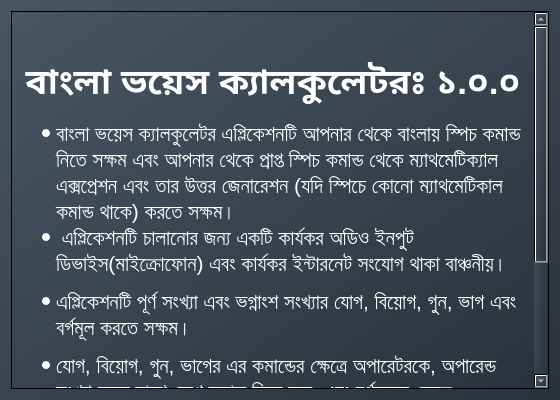
First picture: the form in src/main/resources/base/ui/help.ui, repository wskoly/Bangla_Voice_Calculator, before the edit.
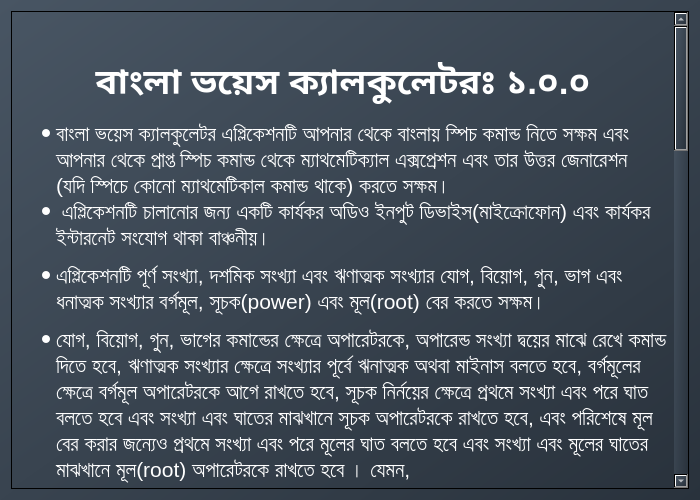
Second picture: the form after the edit. Icons and pictures are not drawn.

The edit to the form file:
```diff
--- a/src/main/resources/base/ui/help.ui
+++ b/src/main/resources/base/ui/help.ui
@@ -6,8 +6,8 @@
    <rect>
     <x>0</x>
     <y>0</y>
-    <width>560</width>
-    <height>400</height>
+    <width>700</width>
+    <height>500</height>
    </rect>
   </property>
   <property name="minimumSize">
@@ -36,6 +36,10 @@
     <layout class="QVBoxLayout" name="verticalLayout">
      <item>
       <widget class="QTextBrowser" name="textBrowser">
+       <property name="font">
+        <font>
+        </font>
+       </property>
        <property name="markdown">
         <string>![image](:/Resources/SpeechCalLogo.png)  
 
@@ -58,15 +62,73 @@
         <string>&lt;!DOCTYPE HTML PUBLIC &quot;-//W3C//DTD HTML 4.0//EN&quot; &quot;http://www.w3.org/TR/REC-html40/strict.dtd&quot;&gt;
 &lt;html&gt;&lt;head&gt;&lt;meta name=&quot;qrichtext&quot; content=&quot;1&quot; /&gt;&lt;style type=&quot;text/css&quot;&gt;
 p, li { white-space: pre-wrap; }
-&lt;/style&gt;&lt;/head&gt;&lt;body style=&quot; font-family:'MS Shell Dlg 2'; font-size:8.25pt; font-weight:400; font-style:normal;&quot;&gt;
-&lt;p align=&quot;center&quot; style=&quot; margin-top:5px; margin-bottom:5px; margin-left:0px; margin-right:0px; -qt-block-indent:0; text-indent:0px;&quot;&gt;&lt;img src=&quot;:/Resources/SpeechCalLogo.png&quot; alt=&quot;image&quot; width=&quot;150&quot; height=&quot;150&quot; /&gt;&lt;span style=&quot; font-size:26pt;&quot;&gt;  &lt;/span&gt;&lt;/p&gt;
-&lt;p align=&quot;center&quot; style=&quot; margin-top:5px; margin-bottom:5px; margin-left:0px; margin-right:0px; -qt-block-indent:0; text-indent:0px;&quot;&gt;&lt;span style=&quot; font-size:26pt; font-weight:600;&quot;&gt;বাংলা ভয়েস ক্যালকুলেটরঃ ১.০.০&lt;/span&gt;&lt;/p&gt;
-&lt;ul style=&quot;margin-top: 0px; margin-bottom: 0px; margin-left: 0px; margin-right: 0px; -qt-list-indent: 1;&quot;&gt;&lt;li style=&quot; font-size:16pt; font-weight:600;&quot; style=&quot; margin-top:12px; margin-bottom:0px; margin-left:0px; margin-right:0px; -qt-block-indent:0; text-indent:0px;&quot;&gt;&lt;span style=&quot; font-weight:400;&quot;&gt;বাংলা ভয়েস ক্যালকুলেটর এপ্লিকেশনটি আপনার থেকে বাংলায় স্পিচ কমান্ড নিতে সক্ষম এবং আপনার থেকে প্রাপ্ত স্পিচ কমান্ড থেকে ম্যাথমেটিক্যাল এক্সপ্রেশন এবং তার উত্তর জেনারেশন (যদি স্পিচে কোনো ম্যাথমেটিকাল কমান্ড থাকে) করতে সক্ষম।&lt;/span&gt;&lt;/li&gt;
-&lt;li style=&quot; font-size:16pt;&quot; style=&quot; margin-top:0px; margin-bottom:12px; margin-left:0px; margin-right:0px; -qt-block-indent:0; text-indent:0px;&quot;&gt; এপ্লিকেশনটি চালানোর জন্য একটি কার্যকর অডিও ইনপুট ডিভাইস(মাইক্রোফোন) এবং কার্যকর ইন্টারনেট সংযোগ থাকা বাঞ্চনীয়।&lt;/li&gt;
-&lt;li style=&quot; font-size:16pt;&quot; style=&quot; margin-top:0px; margin-bottom:12px; margin-left:0px; margin-right:0px; -qt-block-indent:0; text-indent:0px;&quot;&gt;এপ্লিকেশনটি পূর্ণ সংখ্যা এবং ভগ্নাংশ সংখ্যার যোগ, বিয়োগ, গুন, ভাগ এবং বর্গমূল করতে সক্ষম।&lt;/li&gt;
-&lt;li style=&quot; font-size:16pt;&quot; style=&quot; margin-top:0px; margin-bottom:12px; margin-left:0px; margin-right:0px; -qt-block-indent:0; text-indent:0px;&quot;&gt;যোগ, বিয়োগ, গুন, ভাগের এর কমান্ডের ক্ষেত্রে অপারেটরকে, অপারেন্ড সংখ্যা দ্বয়ের মাঝে রেখে কমান্ড দিতে হবে, এবং বর্গমূলের ক্ষেত্রে অপারেটরকে আগে রাখতে হবে।&lt;/li&gt;
-&lt;li style=&quot; font-size:16pt;&quot; style=&quot; margin-top:0px; margin-bottom:12px; margin-left:0px; margin-right:0px; -qt-block-indent:0; text-indent:0px;&quot;&gt;এপ্লিকেশনটির সেটিংস এ ফলাফল বাংলায় এবং ইংলিশে উভয় ভাবে দেখারই অপশন রয়েছে।&lt;/li&gt;
-&lt;li style=&quot; font-size:16pt;&quot; style=&quot; margin-top:0px; margin-bottom:12px; margin-left:0px; margin-right:0px; -qt-block-indent:0; text-indent:0px;&quot;&gt;এছাড়াও সেটিংস এ ফ্রেজ টাইম লিমিট নির্ধারন করে দেওয়ার অপশন রয়েছে।&lt;/li&gt;&lt;/ul&gt;&lt;/body&gt;&lt;/html&gt;</string>
+&lt;/style&gt;&lt;/head&gt;&lt;body style=&quot; font-weight:600; font-style:normal;&quot;&gt;
+&lt;p align=&quot;center&quot; style=&quot; margin-top:5px; margin-bottom:5px; margin-left:0px; margin-right:0px; -qt-block-indent:0; text-indent:0px;&quot;&gt;&lt;img src=&quot;:/Resources/SpeechCalLogo.png&quot; alt=&quot;image&quot; width=&quot;150&quot; height=&quot;150&quot; /&gt;&lt;span style=&quot;  font-size:26pt; font-weight:400;&quot;&gt;  &lt;/span&gt;&lt;/p&gt;
+&lt;p align=&quot;center&quot; style=&quot; margin-top:5px; margin-bottom:5px; margin-left:0px; margin-right:0px; -qt-block-indent:0; text-indent:0px;&quot;&gt;&lt;span style=&quot;  font-size:26pt;&quot;&gt;বাংলা ভয়েস ক্যালকুলেটরঃ ১.০.০&lt;/span&gt;&lt;/p&gt;
+&lt;ul style=&quot;margin-top: 0px; margin-bottom: 0px; margin-left: 0px; margin-right: 0px; -qt-list-indent: 1;&quot;&gt;&lt;li style=&quot;  font-size:16pt;&quot; style=&quot; margin-top:12px; margin-bottom:0px; margin-left:0px; margin-right:0px; -qt-block-indent:0; text-indent:0px;&quot;&gt;&lt;span style=&quot; font-weight:400;&quot;&gt;বাংলা ভয়েস ক্যালকুলেটর এপ্লিকেশনটি আপনার থেকে বাংলায় স্পিচ কমান্ড নিতে সক্ষম এবং আপনার থেকে প্রাপ্ত স্পিচ কমান্ড থেকে ম্যাথমেটিক্যাল এক্সপ্রেশন এবং তার উত্তর জেনারেশন (যদি স্পিচে কোনো ম্যাথমেটিকাল কমান্ড থাকে) করতে সক্ষম।&lt;/span&gt;&lt;/li&gt;
+&lt;li style=&quot;  font-size:16pt; font-weight:400;&quot; style=&quot; margin-top:0px; margin-bottom:12px; margin-left:0px; margin-right:0px; -qt-block-indent:0; text-indent:0px;&quot;&gt; এপ্লিকেশনটি চালানোর জন্য একটি কার্যকর অডিও ইনপুট ডিভাইস(মাইক্রোফোন) এবং কার্যকর ইন্টারনেট সংযোগ থাকা বাঞ্চনীয়।&lt;/li&gt;
+&lt;li style=&quot;  font-size:16pt; font-weight:400;&quot; style=&quot; margin-top:0px; margin-bottom:12px; margin-left:0px; margin-right:0px; -qt-block-indent:0; text-indent:0px;&quot;&gt;এপ্লিকেশনটি পূর্ণ সংখ্যা, দশমিক সংখ্যা এবং ঋণাত্মক সংখ্যার যোগ, বিয়োগ, গুন, ভাগ এবং ধনাত্মক সংখ্যার বর্গমূল, সূচক(power) এবং মূল(root) বের করতে সক্ষম।&lt;/li&gt;
+&lt;li style=&quot;  font-size:16pt; font-weight:400;&quot; style=&quot; margin-top:0px; margin-bottom:12px; margin-left:0px; margin-right:0px; -qt-block-indent:0; text-indent:0px;&quot;&gt;যোগ, বিয়োগ, গুন, ভাগের কমান্ডের ক্ষেত্রে অপারেটরকে, অপারেন্ড সংখ্যা দ্বয়ের মাঝে রেখে কমান্ড দিতে হবে, ঋণাত্মক সংখ্যার ক্ষেত্রে সংখ্যার পূর্বে ঋনাত্মক অথবা মাইনাস বলতে হবে, বর্গমূলের ক্ষেত্রে বর্গমূল অপারেটরকে আগে রাখতে হবে, সূচক নির্নয়ের ক্ষেত্রে প্রথমে সংখ্যা এবং পরে ঘাত বলতে হবে এবং সংখ্যা এবং ঘাতের মাঝখানে সূচক অপারেটরকে রাখতে হবে, এবং পরিশেষে মূল বের করার জন্যেও প্রথমে সংখ্যা এবং পরে মূলের ঘাত বলতে হবে এবং সংখ্যা এবং মূলের ঘাতের মাঝখানে মূল(root) অপারেটরকে রাখতে হবে । যেমন,&lt;/li&gt;
+&lt;ul style=&quot;margin-top: 0px; margin-bottom: 0px; margin-left: 0px; margin-right: 0px; -qt-list-indent: 2;&quot;&gt;&lt;li style=&quot;  font-size:14pt; font-weight:400;&quot; style=&quot; margin-top:0px; margin-bottom:12px; margin-left:10px; margin-right:0px; -qt-block-indent:0; text-indent:0px;&quot;&gt;&lt;span style=&quot; color:#ffff00;&quot;&gt;এক হাজার কুড়ি&lt;/span&gt; এর সাথে &lt;span style=&quot; color:#00ffff;&quot;&gt;যোগ&lt;/span&gt; করো &lt;span style=&quot; color:#ffff00;&quot;&gt;বারো&lt;/span&gt; এর সাথে &lt;span style=&quot; color:#00ffff;&quot;&gt;বিয়োগ&lt;/span&gt; করো &lt;span style=&quot; color:#ffff00;&quot;&gt;তিন &lt;/span&gt;&lt;span style=&quot; color:#aaff00;&quot;&gt;≡ ১০২০ + ১২ - ৩&lt;/span&gt;&lt;span style=&quot; font-size:16pt;&quot;&gt;	&lt;/span&gt;&lt;/li&gt;
+&lt;li style=&quot;  font-size:14pt; font-weight:400;&quot; style=&quot; margin-top:0px; margin-bottom:12px; margin-left:10px; margin-right:0px; -qt-block-indent:0; text-indent:0px;&quot;&gt;&lt;span style=&quot; color:#ffff00;&quot;&gt;এক দুই ছয়&lt;/span&gt; &lt;span style=&quot; color:#00ffff;&quot;&gt;বিয়োগ&lt;/span&gt; &lt;span style=&quot; color:#ffff00;&quot;&gt;সাত আট নয় &lt;/span&gt;&lt;span style=&quot; color:#aaff00;&quot;&gt;≡ ১২৬ - ৭৮৯&lt;/span&gt;&lt;span style=&quot; font-size:16pt;&quot;&gt;	&lt;/span&gt;&lt;/li&gt;
+&lt;li style=&quot;  font-size:14pt; font-weight:400;&quot; style=&quot; margin-top:0px; margin-bottom:12px; margin-left:10px; margin-right:0px; -qt-block-indent:0; text-indent:0px;&quot;&gt;&lt;span style=&quot; color:#00ffff;&quot;&gt;বর্গমূল&lt;/span&gt; &lt;span style=&quot; color:#ffff00;&quot;&gt;১০৭ &lt;/span&gt;&lt;span style=&quot; color:#aaff00;&quot;&gt;≡ √১০৭&lt;/span&gt;&lt;span style=&quot; font-size:16pt;&quot;&gt;	&lt;/span&gt;&lt;/li&gt;
+&lt;li style=&quot;  font-size:14pt; font-weight:400;&quot; style=&quot; margin-top:0px; margin-bottom:12px; margin-left:10px; margin-right:0px; -qt-block-indent:0; text-indent:0px;&quot;&gt;&lt;span style=&quot; color:#ffff00;&quot;&gt;এক শত সাত দশমিক তিন চার&lt;/span&gt; &lt;span style=&quot; color:#00ffff;&quot;&gt;যোগ&lt;/span&gt; &lt;span style=&quot; color:#00ff00;&quot;&gt;ঋণাত্মক&lt;/span&gt; &lt;span style=&quot; color:#ffff00;&quot;&gt;দশমিক তিন চার &lt;/span&gt;&lt;span style=&quot; color:#aaff00;&quot;&gt;≡ ১০৭.৩৪ + -০.৩৪&lt;/span&gt;&lt;/li&gt;
+&lt;li style=&quot;  font-size:14pt; font-weight:400; color:#ffff00;&quot; style=&quot; margin-top:0px; margin-bottom:12px; margin-left:10px; margin-right:0px; -qt-block-indent:0; text-indent:0px;&quot;&gt;২ &lt;span style=&quot; color:#00ffff;&quot;&gt;পাওয়ার&lt;/span&gt; সাত &lt;span style=&quot; color:#aaff00;&quot;&gt;≡ ২^৭&lt;/span&gt;&lt;/li&gt;
+&lt;li style=&quot;  font-size:14pt; font-weight:400; color:#ffff00;&quot; style=&quot; margin-top:0px; margin-bottom:12px; margin-left:10px; margin-right:0px; -qt-block-indent:0; text-indent:0px;&quot;&gt; ২ &lt;span style=&quot; color:#00ffff;&quot;&gt;সূচক&lt;/span&gt; সাত &lt;span style=&quot; color:#aaff00;&quot;&gt;≡ ২^৭&lt;/span&gt;&lt;/li&gt;
+&lt;li style=&quot;  font-size:14pt; font-weight:400; color:#ffff00;&quot; style=&quot; margin-top:0px; margin-bottom:12px; margin-left:10px; margin-right:0px; -qt-block-indent:0; text-indent:0px;&quot;&gt;৫ শ ১২ &lt;span style=&quot; color:#00ffff;&quot;&gt;মূল&lt;/span&gt; ৩ &lt;span style=&quot; color:#aaff00;&quot;&gt;≡ ৫১২^(১/৩)&lt;/span&gt;&lt;/li&gt;
+&lt;li style=&quot;  font-size:14pt; font-weight:400; color:#ffff00;&quot; style=&quot; margin-top:0px; margin-bottom:12px; margin-left:10px; margin-right:0px; -qt-block-indent:0; text-indent:0px;&quot;&gt;৬৪ &lt;span style=&quot; color:#00ffff;&quot;&gt;রুট&lt;/span&gt; ৩  &lt;span style=&quot; color:#aaff00;&quot;&gt;≡ ৬৪^(১/৩)&lt;/span&gt;&lt;/li&gt;&lt;/ul&gt;
+&lt;ul style=&quot;margin-top: 0px; margin-bottom: 0px; margin-left: 0px; margin-right: 0px; -qt-list-indent: 1;&quot;&gt;&lt;li style=&quot;  font-size:16pt; font-weight:400;&quot; style=&quot; margin-top:0px; margin-bottom:12px; margin-left:0px; margin-right:0px; -qt-block-indent:0; text-indent:0px;&quot;&gt;অপারেটর কমান্ডগুলি নিম্নরূপঃ&lt;/li&gt;&lt;/ul&gt;
+&lt;table border=&quot;0&quot; style=&quot; margin-top:0px; margin-bottom:0px; margin-left:317px; margin-right:37px; border-collapse:collapse;&quot; cellspacing=&quot;2&quot; cellpadding=&quot;0&quot;&gt;
+&lt;tr&gt;
+&lt;td style=&quot; padding-left:8; padding-right:8; padding-top:8; padding-bottom:8; border-top:1px; border-right:1px; border-bottom:1px; border-left:1px; border-top-color:#dddddd; border-right-color:#dddddd; border-bottom-color:#dddddd; border-left-color:#dddddd; border-top-style:solid; border-right-style:solid; border-bottom-style:solid; border-left-style:solid;&quot;&gt;
+&lt;p style=&quot; margin-top:0px; margin-bottom:0px; margin-left:0px; margin-right:0px; -qt-block-indent:0; text-indent:0px;&quot;&gt;&lt;span style=&quot;  font-size:16pt;&quot;&gt;অপারেটর&lt;/span&gt;&lt;span style=&quot;  font-size:16pt; font-weight:400;&quot;&gt;    &lt;/span&gt;&lt;/p&gt;&lt;/td&gt;
+&lt;td style=&quot; padding-left:8; padding-right:8; padding-top:8; padding-bottom:8; border-top:1px; border-right:1px; border-bottom:1px; border-left:1px; border-top-color:#dddddd; border-right-color:#dddddd; border-bottom-color:#dddddd; border-left-color:#dddddd; border-top-style:solid; border-right-style:solid; border-bottom-style:solid; border-left-style:solid;&quot;&gt;
+&lt;p style=&quot; margin-top:0px; margin-bottom:0px; margin-left:0px; margin-right:0px; -qt-block-indent:0; text-indent:0px;&quot;&gt;&lt;span style=&quot;  font-size:16pt;&quot;&gt;সমতূল্য কমান্ড&lt;/span&gt;&lt;span style=&quot;  font-size:16pt; font-weight:400;&quot;&gt;    &lt;/span&gt;&lt;/p&gt;&lt;/td&gt;&lt;/tr&gt;
+&lt;tr&gt;
+&lt;td style=&quot; padding-left:8; padding-right:8; padding-top:8; padding-bottom:8; border-top:1px; border-right:1px; border-bottom:1px; border-left:1px; border-top-color:#dddddd; border-right-color:#dddddd; border-bottom-color:#dddddd; border-left-color:#dddddd; border-top-style:solid; border-right-style:solid; border-bottom-style:solid; border-left-style:solid;&quot;&gt;
+&lt;p style=&quot; margin-top:0px; margin-bottom:0px; margin-left:0px; margin-right:0px; -qt-block-indent:0; text-indent:0px;&quot;&gt;&lt;span style=&quot;  font-size:16pt; font-weight:400;&quot;&gt;+    &lt;/span&gt;&lt;/p&gt;&lt;/td&gt;
+&lt;td style=&quot; padding-left:8; padding-right:8; padding-top:8; padding-bottom:8; border-top:1px; border-right:1px; border-bottom:1px; border-left:1px; border-top-color:#dddddd; border-right-color:#dddddd; border-bottom-color:#dddddd; border-left-color:#dddddd; border-top-style:solid; border-right-style:solid; border-bottom-style:solid; border-left-style:solid;&quot;&gt;
+&lt;p style=&quot; margin-top:0px; margin-bottom:0px; margin-left:0px; margin-right:0px; -qt-block-indent:0; text-indent:0px;&quot;&gt;&lt;span style=&quot;  font-size:16pt; font-weight:400;&quot;&gt;যোগ, প্লাস    &lt;/span&gt;&lt;/p&gt;&lt;/td&gt;&lt;/tr&gt;
+&lt;tr&gt;
+&lt;td style=&quot; padding-left:8; padding-right:8; padding-top:8; padding-bottom:8; border-top:1px; border-right:1px; border-bottom:1px; border-left:1px; border-top-color:#dddddd; border-right-color:#dddddd; border-bottom-color:#dddddd; border-left-color:#dddddd; border-top-style:solid; border-right-style:solid; border-bottom-style:solid; border-left-style:solid;&quot;&gt;
+&lt;p style=&quot; margin-top:0px; margin-bottom:0px; margin-left:0px; margin-right:0px; -qt-block-indent:0; text-indent:0px;&quot;&gt;&lt;span style=&quot;  font-size:16pt; font-weight:400;&quot;&gt;-    &lt;/span&gt;&lt;/p&gt;&lt;/td&gt;
+&lt;td style=&quot; padding-left:8; padding-right:8; padding-top:8; padding-bottom:8; border-top:1px; border-right:1px; border-bottom:1px; border-left:1px; border-top-color:#dddddd; border-right-color:#dddddd; border-bottom-color:#dddddd; border-left-color:#dddddd; border-top-style:solid; border-right-style:solid; border-bottom-style:solid; border-left-style:solid;&quot;&gt;
+&lt;p style=&quot; margin-top:0px; margin-bottom:0px; margin-left:0px; margin-right:0px; -qt-block-indent:0; text-indent:0px;&quot;&gt;&lt;span style=&quot;  font-size:16pt; font-weight:400;&quot;&gt;বিয়োগ, মাইনাস, ঋনাত্মক    &lt;/span&gt;&lt;/p&gt;&lt;/td&gt;&lt;/tr&gt;
+&lt;tr&gt;
+&lt;td style=&quot; padding-left:8; padding-right:8; padding-top:8; padding-bottom:8; border-top:1px; border-right:1px; border-bottom:1px; border-left:1px; border-top-color:#dddddd; border-right-color:#dddddd; border-bottom-color:#dddddd; border-left-color:#dddddd; border-top-style:solid; border-right-style:solid; border-bottom-style:solid; border-left-style:solid;&quot;&gt;
+&lt;p style=&quot; margin-top:0px; margin-bottom:0px; margin-left:0px; margin-right:0px; -qt-block-indent:0; text-indent:0px;&quot;&gt;&lt;span style=&quot;  font-size:16pt; font-weight:400;&quot;&gt;×    &lt;/span&gt;&lt;/p&gt;&lt;/td&gt;
+&lt;td style=&quot; padding-left:8; padding-right:8; padding-top:8; padding-bottom:8; border-top:1px; border-right:1px; border-bottom:1px; border-left:1px; border-top-color:#dddddd; border-right-color:#dddddd; border-bottom-color:#dddddd; border-left-color:#dddddd; border-top-style:solid; border-right-style:solid; border-bottom-style:solid; border-left-style:solid;&quot;&gt;
+&lt;p style=&quot; margin-top:0px; margin-bottom:0px; margin-left:0px; margin-right:0px; -qt-block-indent:0; text-indent:0px;&quot;&gt;&lt;span style=&quot;  font-size:16pt; font-weight:400;&quot;&gt;গুন, ইনটু    &lt;/span&gt;&lt;/p&gt;&lt;/td&gt;&lt;/tr&gt;
+&lt;tr&gt;
+&lt;td style=&quot; padding-left:8; padding-right:8; padding-top:8; padding-bottom:8; border-top:1px; border-right:1px; border-bottom:1px; border-left:1px; border-top-color:#dddddd; border-right-color:#dddddd; border-bottom-color:#dddddd; border-left-color:#dddddd; border-top-style:solid; border-right-style:solid; border-bottom-style:solid; border-left-style:solid;&quot;&gt;
+&lt;p style=&quot; margin-top:0px; margin-bottom:0px; margin-left:0px; margin-right:0px; -qt-block-indent:0; text-indent:0px;&quot;&gt;&lt;span style=&quot;  font-size:16pt; font-weight:400;&quot;&gt;÷    &lt;/span&gt;&lt;/p&gt;&lt;/td&gt;
+&lt;td style=&quot; padding-left:8; padding-right:8; padding-top:8; padding-bottom:8; border-top:1px; border-right:1px; border-bottom:1px; border-left:1px; border-top-color:#dddddd; border-right-color:#dddddd; border-bottom-color:#dddddd; border-left-color:#dddddd; border-top-style:solid; border-right-style:solid; border-bottom-style:solid; border-left-style:solid;&quot;&gt;
+&lt;p style=&quot; margin-top:0px; margin-bottom:0px; margin-left:0px; margin-right:0px; -qt-block-indent:0; text-indent:0px;&quot;&gt;&lt;span style=&quot;  font-size:16pt; font-weight:400;&quot;&gt;ভাগ    &lt;/span&gt;&lt;/p&gt;&lt;/td&gt;&lt;/tr&gt;
+&lt;tr&gt;
+&lt;td style=&quot; padding-left:8; padding-right:8; padding-top:8; padding-bottom:8; border-top:1px; border-right:1px; border-bottom:1px; border-left:1px; border-top-color:#dddddd; border-right-color:#dddddd; border-bottom-color:#dddddd; border-left-color:#dddddd; border-top-style:solid; border-right-style:solid; border-bottom-style:solid; border-left-style:solid;&quot;&gt;
+&lt;p style=&quot; margin-top:0px; margin-bottom:0px; margin-left:0px; margin-right:0px; -qt-block-indent:0; text-indent:0px;&quot;&gt;&lt;span style=&quot;  font-size:16pt; font-weight:400;&quot;&gt;√    &lt;/span&gt;&lt;/p&gt;&lt;/td&gt;
+&lt;td style=&quot; padding-left:8; padding-right:8; padding-top:8; padding-bottom:8; border-top:1px; border-right:1px; border-bottom:1px; border-left:1px; border-top-color:#dddddd; border-right-color:#dddddd; border-bottom-color:#dddddd; border-left-color:#dddddd; border-top-style:solid; border-right-style:solid; border-bottom-style:solid; border-left-style:solid;&quot;&gt;
+&lt;p style=&quot; margin-top:0px; margin-bottom:0px; margin-left:0px; margin-right:0px; -qt-block-indent:0; text-indent:0px;&quot;&gt;&lt;span style=&quot;  font-size:16pt; font-weight:400;&quot;&gt;বর্গমূল    &lt;/span&gt;&lt;/p&gt;&lt;/td&gt;&lt;/tr&gt;
+&lt;tr&gt;
+&lt;td style=&quot; padding-left:8; padding-right:8; padding-top:8; padding-bottom:8; border-top:1px; border-right:1px; border-bottom:1px; border-left:1px; border-top-color:#dddddd; border-right-color:#dddddd; border-bottom-color:#dddddd; border-left-color:#dddddd; border-top-style:solid; border-right-style:solid; border-bottom-style:solid; border-left-style:solid;&quot;&gt;
+&lt;p style=&quot; margin-top:0px; margin-bottom:0px; margin-left:0px; margin-right:0px; -qt-block-indent:0; text-indent:0px;&quot;&gt;&lt;span style=&quot;  font-size:16pt; font-weight:400;&quot;&gt;সূচক    &lt;/span&gt;&lt;/p&gt;&lt;/td&gt;
+&lt;td style=&quot; padding-left:8; padding-right:8; padding-top:8; padding-bottom:8; border-top:1px; border-right:1px; border-bottom:1px; border-left:1px; border-top-color:#dddddd; border-right-color:#dddddd; border-bottom-color:#dddddd; border-left-color:#dddddd; border-top-style:solid; border-right-style:solid; border-bottom-style:solid; border-left-style:solid;&quot;&gt;
+&lt;p style=&quot; margin-top:0px; margin-bottom:0px; margin-left:0px; margin-right:0px; -qt-block-indent:0; text-indent:0px;&quot;&gt;&lt;span style=&quot;  font-size:16pt; font-weight:400;&quot;&gt;সূচক, শক্তি, পাওয়ার, ঘাত    &lt;/span&gt;&lt;/p&gt;&lt;/td&gt;&lt;/tr&gt;
+&lt;tr&gt;
+&lt;td style=&quot; padding-left:8; padding-right:8; padding-top:8; padding-bottom:8; border-top:1px; border-right:1px; border-bottom:1px; border-left:1px; border-top-color:#dddddd; border-right-color:#dddddd; border-bottom-color:#dddddd; border-left-color:#dddddd; border-top-style:solid; border-right-style:solid; border-bottom-style:solid; border-left-style:solid;&quot;&gt;
+&lt;p style=&quot; margin-top:0px; margin-bottom:0px; margin-left:0px; margin-right:0px; -qt-block-indent:0; text-indent:0px;&quot;&gt;&lt;span style=&quot;  font-size:16pt; font-weight:400;&quot;&gt;মূল    &lt;/span&gt;&lt;/p&gt;&lt;/td&gt;
+&lt;td style=&quot; padding-left:8; padding-right:8; padding-top:8; padding-bottom:8; border-top:1px; border-right:1px; border-bottom:1px; border-left:1px; border-top-color:#dddddd; border-right-color:#dddddd; border-bottom-color:#dddddd; border-left-color:#dddddd; border-top-style:solid; border-right-style:solid; border-bottom-style:solid; border-left-style:solid;&quot;&gt;
+&lt;p style=&quot; margin-top:0px; margin-bottom:0px; margin-left:0px; margin-right:0px; -qt-block-indent:0; text-indent:0px;&quot;&gt;&lt;span style=&quot;  font-size:16pt; font-weight:400;&quot;&gt;মূল, রুট  &lt;/span&gt;&lt;/p&gt;&lt;/td&gt;&lt;/tr&gt;&lt;/table&gt;
+&lt;li style=&quot;  font-size:16pt; font-weight:400;&quot; style=&quot; margin-top:0px; margin-bottom:12px; margin-left:0px; margin-right:0px; -qt-block-indent:0; text-indent:0px;&quot;&gt;এছাড়াও এপ্লিকেশনটিতে পূর্বে প্রাপ্ত উত্তরের সাথে নতুন সংখ্যার অপারেশনের সুযোগ রয়েছে। পুর্বের উত্তর পেতে &lt;span style=&quot; font-weight:600; color:#00ffff;&quot;&gt;&amp;quot;উত্তর&amp;quot;&lt;/span&gt; শব্দকে কমান্ড হিসাবে দিতে হবে। যেমন,&lt;/li&gt;
+&lt;ul style=&quot;margin-top: 0px; margin-bottom: 0px; margin-left: 0px; margin-right: 0px; -qt-list-indent: 2;&quot;&gt;&lt;li style=&quot;  font-size:14pt; font-weight:400;&quot; style=&quot; margin-top:0px; margin-bottom:12px; margin-left:10px; margin-right:0px; -qt-block-indent:0; text-indent:0px;&quot;&gt;&lt;span style=&quot; color:#00ff00;&quot;&gt;উত্তর&lt;/span&gt; &lt;span style=&quot; color:#00ffff;&quot;&gt;যোগ &lt;/span&gt;&lt;span style=&quot; color:#ffff00;&quot;&gt;সাত&lt;/span&gt;&lt;span style=&quot; color:#00ffff;&quot;&gt;  &lt;/span&gt;&lt;span style=&quot; color:#ffff00;&quot;&gt;দশমিক তিন চার&lt;/span&gt;&lt;/li&gt;&lt;/ul&gt;
+&lt;li style=&quot;  font-size:16pt; font-weight:400;&quot; style=&quot; margin-top:0px; margin-bottom:12px; margin-left:0px; margin-right:0px; -qt-block-indent:0; text-indent:0px;&quot;&gt;এপ্লিকেশনটির সেটিংস এ ফলাফল বাংলায় এবং ইংলিশে উভয় ভাবে দেখারই অপশন রয়েছে।&lt;/li&gt;
+&lt;li style=&quot;  font-size:16pt; font-weight:400;&quot; style=&quot; margin-top:0px; margin-bottom:12px; margin-left:0px; margin-right:0px; -qt-block-indent:0; text-indent:0px;&quot;&gt;এছাড়াও সেটিংস এ ফ্রেজ টাইম লিমিট নির্ধারন করে দেওয়ার অপশন রয়েছে।&lt;/li&gt;
+&lt;li style=&quot;  font-size:16pt; font-weight:400;&quot; style=&quot; margin-top:0px; margin-bottom:12px; margin-left:0px; margin-right:0px; -qt-block-indent:0; text-indent:0px;&quot;&gt;কমান্ড দেওয়ার জন্য &lt;span style=&quot; font-weight:600; color:#00ffff;&quot;&gt;&amp;quot;শুরু করুন&amp;quot;&lt;/span&gt; বাটনটি ক্লিক করুন। বাটনটি ক্লিক করার পর নয়েজ ক্যান্সেলেশনের জন্য কিছু সময় অপেক্ষা করুন। নয়েজ ক্যান্সেলেশন প্রসেস সম্পূর্ণ হলে বাটনটিতে &lt;span style=&quot; font-weight:600; color:#00ffff;&quot;&gt;&amp;quot;বলুন&amp;quot;&lt;/span&gt; লেখা দেখতে পারবেন। এছাড়াও স্ট্যাটাস বারে &lt;span style=&quot; font-weight:600; color:#00ffff;&quot;&gt;&amp;quot;Listening&amp;quot;&lt;/span&gt; লেখা দেখতে পাবেন। তখন স্পিচ কমান্ড দেওয়া শুরু করুন। এপ্লিকেশনটির কমান্ড নেওয়া শেষ হলে স্ট্যাটাস বারের লিসেনিং লেখাটা পরিবর্তন হয়ে &lt;span style=&quot; font-weight:600; color:#00ffff;&quot;&gt;&amp;quot;Sending audio for recognition&amp;quot;&lt;/span&gt; দেখাবে। এর পরেই আপনি আপনার কমান্ড এবং কাঙ্খিত ফলাফল দেখতে পাবেন।&lt;/li&gt;&lt;/ul&gt;
+&lt;p style=&quot;-qt-paragraph-type:empty; margin-top:0px; margin-bottom:12px; margin-left:0px; margin-right:0px; -qt-block-indent:1; text-indent:0px;  font-size:16pt; font-weight:400;&quot;&gt;&lt;br /&gt;&lt;/p&gt;
+&lt;p style=&quot; margin-top:0px; margin-bottom:12px; margin-left:0px; margin-right:0px; -qt-block-indent:0; text-indent:0px;&quot;&gt;&lt;span style=&quot;  font-size:16pt; font-weight:400;&quot;&gt;ধন্যবাদ এপ্লিকেশনটি ব্যবহার করার জন্য। বাগ রিপোর্ট অথবা কোনো তথ্য জানতে আমাকে মেইল করুন &lt;/span&gt;&lt;a href=&quot;mailto:wskoly.bp@gmail.com&quot;&gt;&lt;span style=&quot;  font-size:14pt; text-decoration: underline; color:#00ffff;&quot;&gt;এখানে।&lt;/span&gt;&lt;/a&gt;&lt;/p&gt;&lt;/body&gt;&lt;/html&gt;</string>
+       </property>
+       <property name="openExternalLinks">
+        <bool>true</bool>
        </property>
       </widget>
      </item>
```
Left out of the diff: 48 changed lines with no effect on the pictures.
